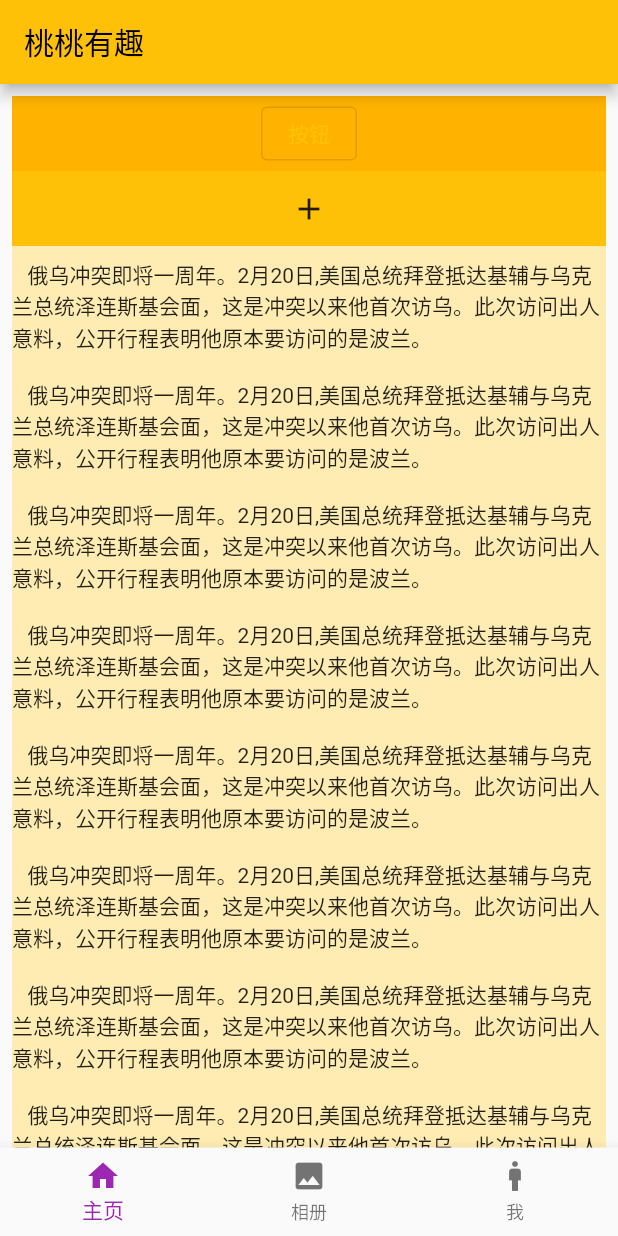
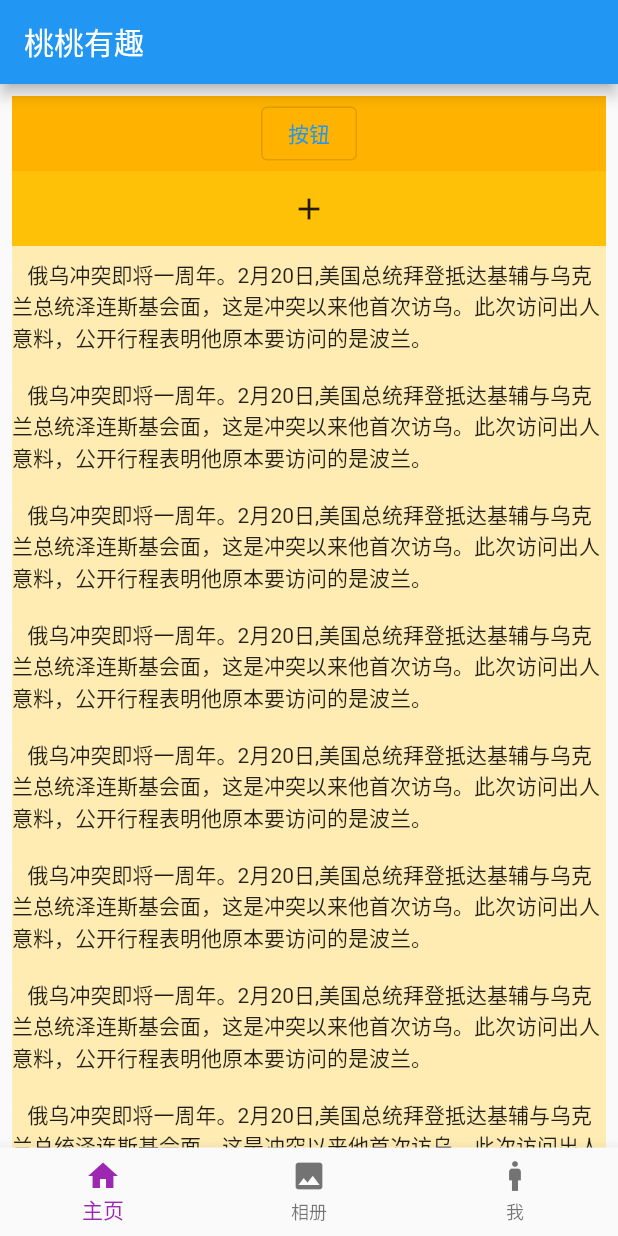
Before and after one commit to fongyuqihang/win10_flutter_app02, a Flutter app: the screen it shows after launch, on a phone screen of 412 x 824 dp. Run offline on Flutter 3.47's test engine with Material 2 defaults, Android fonts, the phone set to English and light mode, and no system bars.

Commit message:
second commit

```diff
--- a/lib/main.dart
+++ b/lib/main.dart
@@ -14,7 +14,7 @@ class MyApp extends StatelessWidget {
     return MaterialApp(
       title: 'Flutter Demo',
       theme: ThemeData(
-        primarySwatch: Colors.amber,
+        primarySwatch: Colors.blue,
       ),
       home: const MyHomePage(title: '桃桃有趣'),
     );
```
